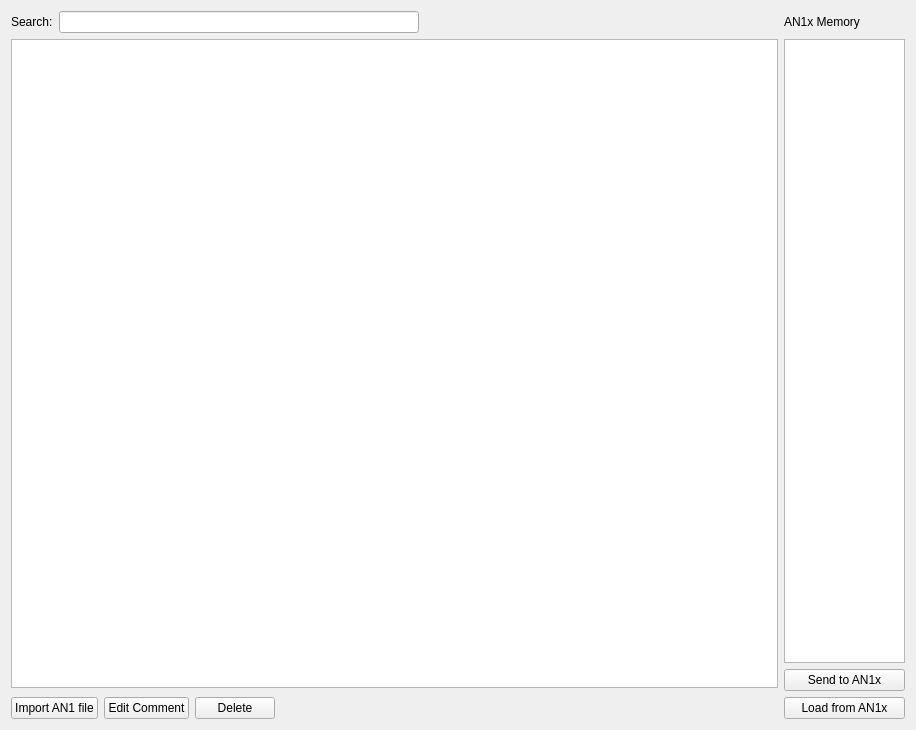
Before: the Qt Designer form src/View/Browser.ui in thefinalcutbg/QAN1xEditor, drawn with Qt 5.
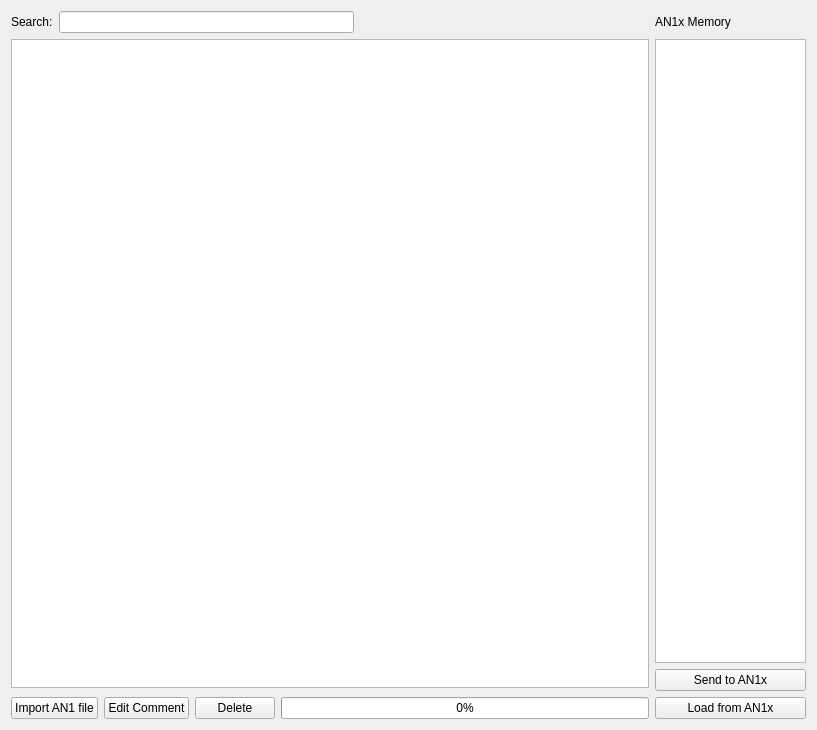
After: the same form once the commit is applied.

```diff
--- a/src/View/Browser.ui
+++ b/src/View/Browser.ui
@@ -6,7 +6,7 @@
    <rect>
     <x>0</x>
     <y>0</y>
-    <width>916</width>
+    <width>817</width>
     <height>730</height>
    </rect>
   </property>
@@ -80,17 +80,17 @@
         </widget>
        </item>
        <item>
-        <spacer name="horizontalSpacer_2">
-         <property name="orientation">
-          <enum>Qt::Horizontal</enum>
+        <widget class="QProgressBar" name="progressBar">
+         <property name="minimum">
+          <number>0</number>
          </property>
-         <property name="sizeHint" stdset="0">
-          <size>
-           <width>40</width>
-           <height>20</height>
-          </size>
+         <property name="maximum">
+          <number>1</number>
          </property>
-        </spacer>
+         <property name="value">
+          <number>0</number>
+         </property>
+        </widget>
        </item>
       </layout>
      </item>
@@ -127,13 +127,13 @@
        </property>
        <property name="minimumSize">
         <size>
-         <width>121</width>
+         <width>151</width>
          <height>0</height>
         </size>
        </property>
        <property name="maximumSize">
         <size>
-         <width>121</width>
+         <width>151</width>
          <height>16777215</height>
         </size>
        </property>
```
